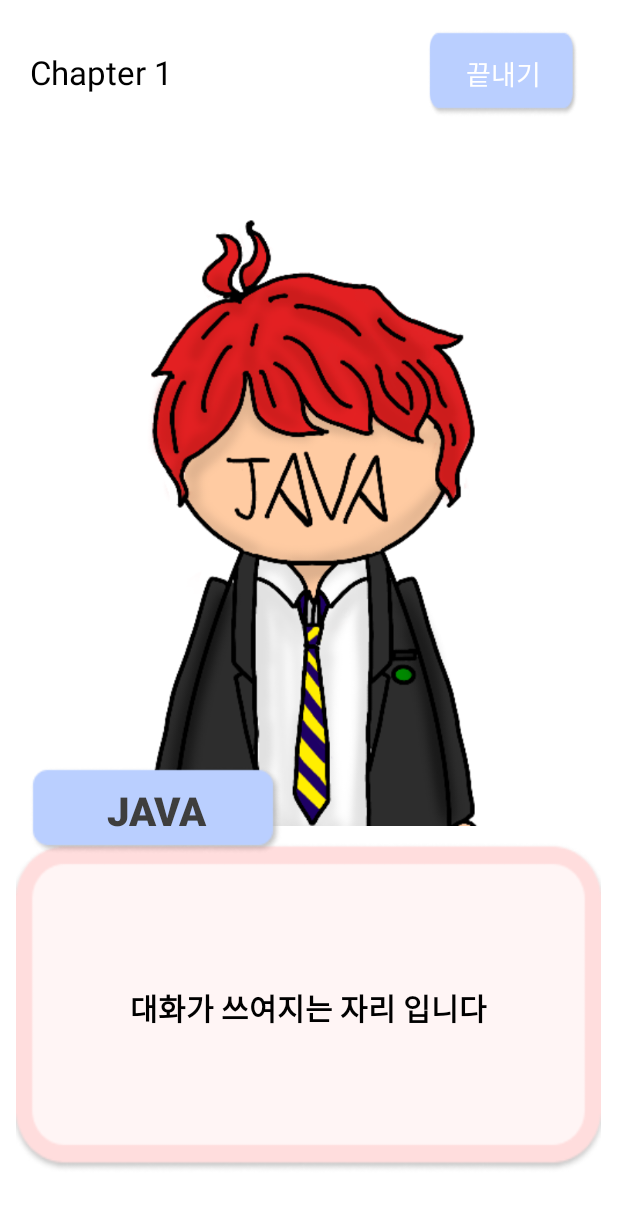
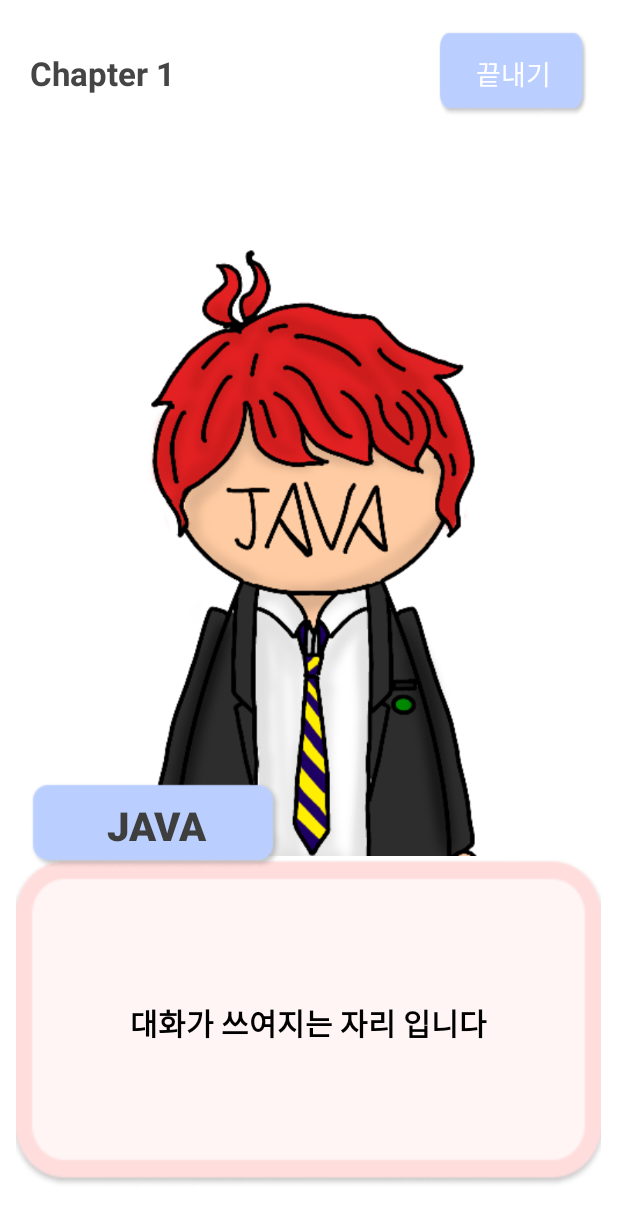
Before and after one commit to ProgrammerYes25/grasp_heart_of_his, an Android app: the StoryActivity screen opened directly, with no data from a screen before it, on a phone screen of 412 x 824 dp. Shown: the top 1223 px of the screen. Run offline under Robolectric (Android 15) with nearby library versions, the phone set to English and light mode, and no system bars.

Commit message:
레이아웃 수정

```diff
--- a/app/src/main/java/ctrl_s_0106_2114_0815_2112_ysgy/project/grasp_heart_of_his/macroClass.java
+++ b/app/src/main/java/ctrl_s_0106_2114_0815_2112_ysgy/project/grasp_heart_of_his/macroClass.java
@@ -7,7 +7,7 @@ import android.widget.TextView;
 
 public class macroClass {
     public static void storyMacro(int chapter, TextView chText, ImageView characterImg, Button nameBox, Button chBox){
-s
+
 
     }
 }
--- a/app/src/main/res/layout/activity_story.xml
+++ b/app/src/main/res/layout/activity_story.xml
@@ -7,31 +7,33 @@
     android:orientation="vertical"
     android:background="@color/white"
     tools:context=".StoryActivity">
-    <LinearLayout
+    <RelativeLayout
         android:layout_width="match_parent"
         android:layout_height="wrap_content"
+        android:padding="20dp"
         android:orientation="horizontal"
         >
         <TextView
             android:id="@+id/chapter_text"
             android:layout_width="wrap_content"
             android:layout_height="wrap_content"
-            android:layout_margin="20dp"
             android:textSize="10pt"
+            android:layout_centerVertical="true"
+            android:layout_alignParentLeft="true"
             android:background="@color/white"
-            android:textColor="@color/black"
+            android:textStyle="bold"
+            android:textColor="#454545"
             android:text="1챕터"/>
         <Button
             android:id="@+id/back_btn"
             android:layout_width="100dp"
             android:layout_height="wrap_content"
-            android:layout_marginTop="20dp"
-            android:layout_marginLeft="150dp"
+            android:layout_alignParentRight="true"
             android:text="끝내기"
             android:textSize="8pt"
             android:background="@drawable/name_btn"
             />
-    </LinearLayout>
+    </RelativeLayout>
 
     <FrameLayout
         android:layout_width="match_parent"
```
Also changed, not shown: app/src/main/res/layout/activity_diary_list.xml (+4 -4 lines), app/src/main/res/layout/activity_story_list.xml (+4 -4 lines).
